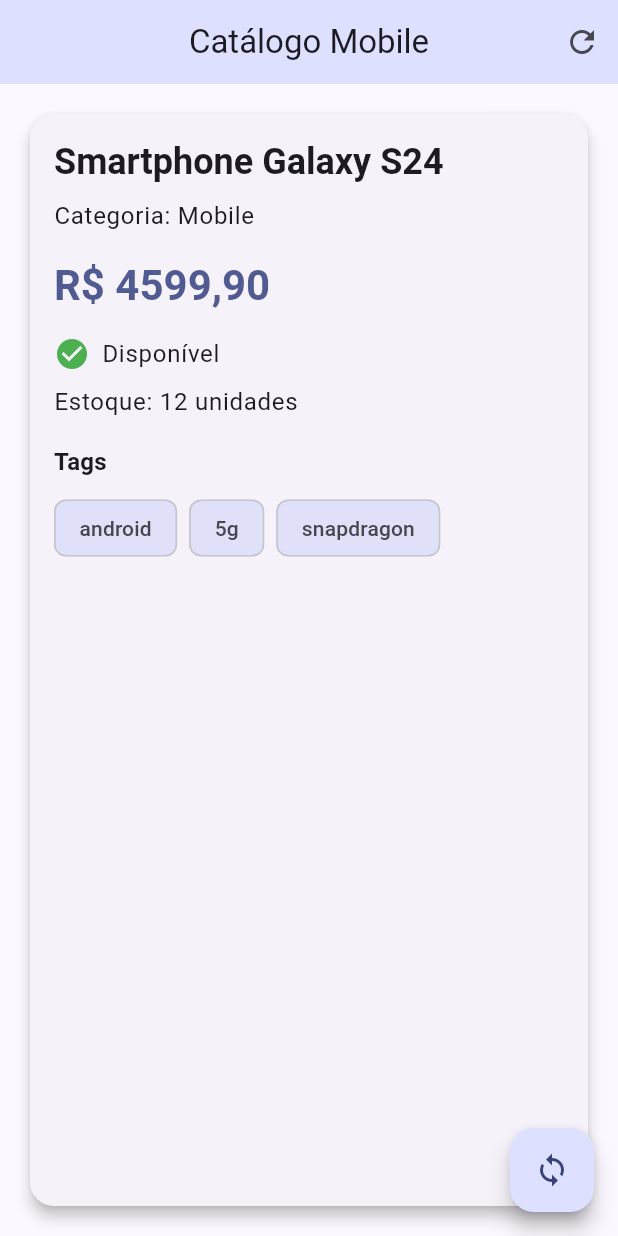
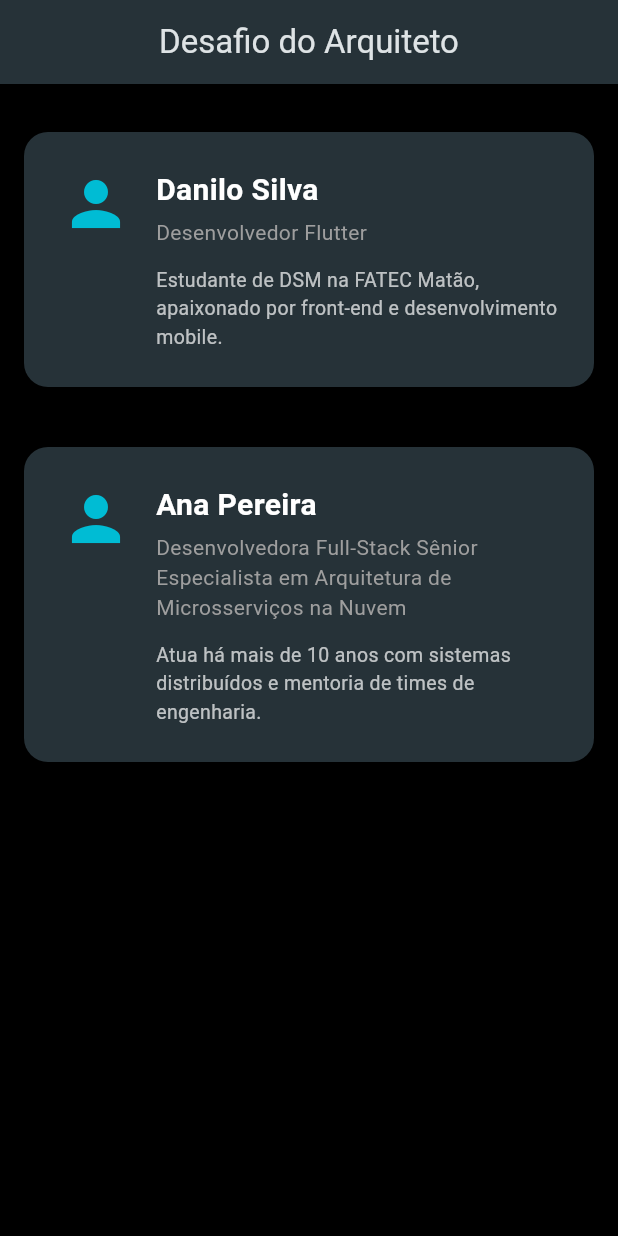
Before and after one commit to daniykt/Atividades_Fatec, a Flutter app: the screen it shows after launch, on a phone screen of 412 x 824 dp. Run offline on Flutter 3.47's test engine with Material 3 defaults, Android fonts, the light colour scheme and no system bars.

Commit message:
feat: implementa desafio do arquiteto - cartao de perfil com 3 niveis

```diff
--- a/lib/main.dart
+++ b/lib/main.dart
@@ -1,194 +1,136 @@
 import 'package:flutter/material.dart';
-import 'models/produto.dart';
 
 void main() {
-  runApp(const AppCatalogo());
+  runApp(const AppCartaoPerfil());
 }
 
-class AppCatalogo extends StatelessWidget {
-  const AppCatalogo({super.key});
+class AppCartaoPerfil extends StatelessWidget {
+  const AppCartaoPerfil({super.key});
 
   @override
   Widget build(BuildContext context) {
     return MaterialApp(
-      title: 'Catálogo Mobile',
+      title: 'Cartão de Perfil',
       debugShowCheckedModeBanner: false,
       theme: ThemeData(
         useMaterial3: true,
-        colorScheme: ColorScheme.fromSeed(seedColor: Colors.indigo),
+        colorScheme: ColorScheme.fromSeed(
+          seedColor: Colors.cyan,
+          brightness: Brightness.dark,
+        ),
+        scaffoldBackgroundColor: Colors.black,
       ),
-      home: const CatalogoPage(),
+      home: const PerfilPage(),
     );
   }
 }
 
-class CatalogoPage extends StatefulWidget {
-  const CatalogoPage({super.key});
-
-  @override
-  State<CatalogoPage> createState() => _CatalogoPageState();
-}
-
-class _CatalogoPageState extends State<CatalogoPage> {
-  // JSON simulado do endpoint de catálogo.
-  static const Map<String, dynamic> _jsonSimulado = {
-    'nome_produto': 'Smartphone Galaxy S24',
-    'categoria': 'Mobile',
-    'preco': 4599.90,
-    'quantidade_estoque': 12,
-    'disponivel': true,
-    'tags': ['android', '5g', 'snapdragon'],
-  };
-
-  late Produto _produto;
-
-  @override
-  void initState() {
-    super.initState();
-    _produto = Produto.fromJson(_jsonSimulado);
-  }
-
-  void _recarregar() {
-    setState(() {
-      _produto = Produto.fromJson(_jsonSimulado);
-    });
-    ScaffoldMessenger.of(context).showSnackBar(
-      const SnackBar(content: Text('Catálogo recarregado')),
-    );
-  }
+class PerfilPage extends StatelessWidget {
+  const PerfilPage({super.key});
 
   @override
   Widget build(BuildContext context) {
-    final theme = Theme.of(context);
-    final precoFormatado =
-        'R\$ ${_produto.preco.toStringAsFixed(2).replaceAll('.', ',')}';
-
     return Scaffold(
       appBar: AppBar(
-        title: const Text('Catálogo Mobile'),
+        title: const Text('Desafio do Arquiteto'),
         centerTitle: true,
-        backgroundColor: theme.colorScheme.primaryContainer,
-        actions: [
-          IconButton(
-            icon: const Icon(Icons.refresh),
-            tooltip: 'Recarregar',
-            onPressed: _recarregar,
-          ),
-        ],
+        backgroundColor: Colors.blueGrey[900],
       ),
-      body: Padding(
-        padding: const EdgeInsets.all(16.0),
-        child: Card(
-          elevation: 4,
-          shape: RoundedRectangleBorder(
-            borderRadius: BorderRadius.circular(16),
-          ),
-          child: Padding(
-            padding: const EdgeInsets.all(16.0),
+      body: SingleChildScrollView(
+        // NÍVEL EVOLUÇÃO: Column externa envelopando os dois cartões,
+        // com SizedBox para separá-los verticalmente.
+        child: Column(
+          children: const [
+            SizedBox(height: 16),
+            CartaoPerfil(
+              nome: 'Danilo Silva',
+              titulo: 'Desenvolvedor Flutter',
+              descricao:
+                  'Estudante de DSM na FATEC Matão, apaixonado por front-end e desenvolvimento mobile.',
+            ),
+            SizedBox(height: 8),
+            // NÍVEL MESTRE: subtítulo gigante que provocaria Overflow no Row,
+            // resolvido com Expanded envolvendo a Column dos textos.
+            CartaoPerfil(
+              nome: 'Ana Pereira',
+              titulo:
+                  'Desenvolvedora Full-Stack Sênior Especialista em Arquitetura de Microsserviços na Nuvem',
+              descricao:
+                  'Atua há mais de 10 anos com sistemas distribuídos e mentoria de times de engenharia.',
+            ),
+            SizedBox(height: 16),
+          ],
+        ),
+      ),
+    );
+  }
+}
+
+/// Cartão de perfil reutilizável — implementa o layout do slide 13
+/// (Container → Row → Icon + Column com Nome/Título/Descrição).
+class CartaoPerfil extends StatelessWidget {
+  final String nome;
+  final String titulo;
+  final String descricao;
+
+  const CartaoPerfil({
+    super.key,
+    required this.nome,
+    required this.titulo,
+    required this.descricao,
+  });
+
+  @override
+  Widget build(BuildContext context) {
+    // PASSO 1 — A Fundação: Container com margin, padding, cor e borderRadius.
+    return Container(
+      margin: const EdgeInsets.all(16),
+      padding: const EdgeInsets.all(24),
+      decoration: BoxDecoration(
+        color: Colors.blueGrey[900],
+        borderRadius: BorderRadius.circular(16),
+      ),
+      // PASSO 2 — O Esqueleto: Row com Icon + SizedBox + Column dos textos.
+      child: Row(
+        crossAxisAlignment: CrossAxisAlignment.start,
+        children: [
+          // PASSO 3 — Acabamentos: Icon injetando cor e vida.
+          const Icon(Icons.person, size: 48, color: Colors.cyan),
+          const SizedBox(width: 16),
+          // NÍVEL MESTRE: Expanded resolve o Overflow quando o texto é longo.
+          // Sem ele, um subtítulo gigante estoura a largura do Row.
+          Expanded(
             child: Column(
               crossAxisAlignment: CrossAxisAlignment.start,
               children: [
                 Text(
-                  _produto.nomeProduto,
-                  style: theme.textTheme.headlineSmall?.copyWith(
+                  nome,
+                  style: const TextStyle(
+                    color: Colors.white,
+                    fontSize: 20,
                     fontWeight: FontWeight.bold,
                   ),
                 ),
-                const SizedBox(height: 8),
+                const SizedBox(height: 4),
                 Text(
-                  'Categoria: ${_produto.categoria}',
-                  style: theme.textTheme.bodyLarge,
-                ),
-                const SizedBox(height: 16),
-                Text(
-                  precoFormatado,
-                  style: theme.textTheme.headlineMedium?.copyWith(
-                    color: theme.colorScheme.primary,
-                    fontWeight: FontWeight.w600,
+                  titulo,
+                  style: const TextStyle(
+                    color: Colors.grey,
+                    fontSize: 14,
                   ),
                 ),
-                const SizedBox(height: 16),
-                Row(
-                  children: [
-                    Icon(
-                      _produto.disponivel
-                          ? Icons.check_circle
-                          : Icons.cancel,
-                      color: _produto.disponivel
-                          ? Colors.green
-                          : Colors.red,
-                    ),
-                    const SizedBox(width: 8),
-                    Text(
-                      _produto.disponivel ? 'Disponível' : 'Indisponível',
-                      style: theme.textTheme.bodyLarge,
-                    ),
-                  ],
-                ),
-                const SizedBox(height: 8),
+                const SizedBox(height: 12),
                 Text(
-                  'Estoque: ${_produto.quantidadeEstoque} unidades',
-                  style: theme.textTheme.bodyLarge,
-                ),
-                if (_produto.temEstoqueCritico) ...[
-                  const SizedBox(height: 16),
-                  Container(
-                    padding: const EdgeInsets.all(12),
-                    decoration: BoxDecoration(
-                      color: Colors.red.shade50,
-                      borderRadius: BorderRadius.circular(8),
-                      border: Border.all(color: Colors.red.shade200),
-                    ),
-                    child: Row(
-                      children: [
-                        Icon(
-                          Icons.warning_amber_rounded,
-                          color: Colors.red.shade700,
-                        ),
-                        const SizedBox(width: 8),
-                        Expanded(
-                          child: Text(
-                            'Estoque crítico! Menos de 5 unidades disponíveis.',
-                            style: theme.textTheme.bodyMedium?.copyWith(
-                              color: Colors.red.shade700,
-                              fontWeight: FontWeight.w500,
-                            ),
-                          ),
-                        ),
-                      ],
-                    ),
+                  descricao,
+                  style: const TextStyle(
+                    color: Colors.white70,
+                    fontSize: 13,
                   ),
-                ],
-                const SizedBox(height: 16),
-                Text(
-                  'Tags',
-                  style: theme.textTheme.titleMedium?.copyWith(
-                    fontWeight: FontWeight.w600,
-                  ),
-                ),
-                const SizedBox(height: 8),
-                Wrap(
-                  spacing: 8,
-                  runSpacing: 8,
-                  children: _produto.tags
-                      .map(
-                        (tag) => Chip(
-                          label: Text(tag),
-                          backgroundColor:
-                              theme.colorScheme.secondaryContainer,
-                        ),
-                      )
-                      .toList(),
                 ),
               ],
             ),
           ),
-        ),
-      ),
-      floatingActionButton: FloatingActionButton(
-        onPressed: _recarregar,
-        tooltip: 'Atualizar catálogo',
-        child: const Icon(Icons.sync),
+        ],
       ),
     );
   }
--- a/lib/models/produto.dart
+++ /dev/null
@@ -1,41 +0,0 @@
-/// Modelo de dados que representa um produto do catálogo.
-///
-/// Aplica os conceitos de Orientação a Objetos em Dart:
-/// - Tipagem estrita mapeada a partir do JSON
-/// - Imutabilidade (atributos `final`)
-/// - Null safety com parâmetros nomeados obrigatórios (`required`)
-/// - Regra de negócio encapsulada em getter
-/// - Desserialização segura via `factory fromJson`
-class Produto {
-  final String nomeProduto;
-  final String categoria;
-  final double preco;
-  final int quantidadeEstoque;
-  final bool disponivel;
-  final List<String> tags;
-
-  const Produto({
-    required this.nomeProduto,
-    required this.categoria,
-    required this.preco,
-    required this.quantidadeEstoque,
-    required this.disponivel,
-    required this.tags,
-  });
-
-  /// Retorna `true` quando o estoque está abaixo de 5 unidades.
-  bool get temEstoqueCritico => quantidadeEstoque < 5;
-
-  /// Constrói um [Produto] a partir de um `Map` (JSON desserializado),
-  /// realizando conversões seguras de tipos numéricos e da lista de tags.
-  factory Produto.fromJson(Map<String, dynamic> json) {
-    return Produto(
-      nomeProduto: json['nome_produto'] as String,
-      categoria: json['categoria'] as String,
-      preco: (json['preco'] as num).toDouble(),
-      quantidadeEstoque: (json['quantidade_estoque'] as num).toInt(),
-      disponivel: json['disponivel'] as bool,
-      tags: List<String>.from(json['tags'] as List),
-    );
-  }
-}
--- a/pubspec.yaml
+++ b/pubspec.yaml
@@ -1,5 +1,5 @@
-name: app_catalogo_mobile
-description: Aplicativo de catálogo de produtos — atividade prática integrada (aulas 1-4).
+name: app_cartao_perfil
+description: Desafio do Arquiteto — cartão de perfil em Flutter (Aula 5).
 publish_to: 'none'
 version: 1.0.0+1
 
@@ -13,8 +13,6 @@
   cupertino_icons: ^1.0.6
 
 dev_dependencies:
-  flutter_test:
-    sdk: flutter
   flutter_lints: ^3.0.0
 
 flutter:
```
Also changed, not shown: pubspec.lock, 20 other files.
